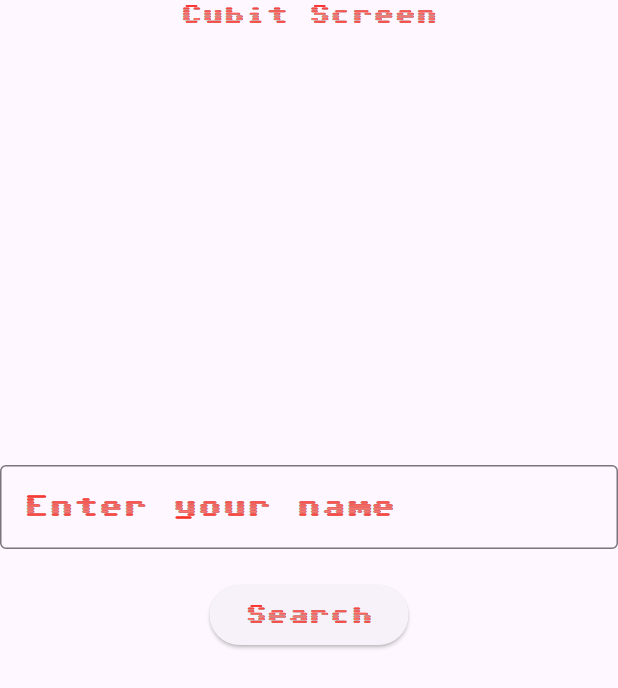
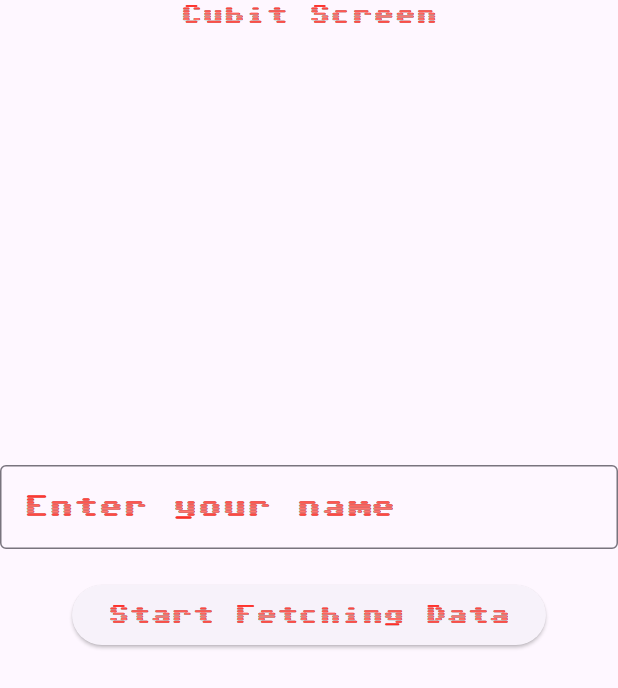
Before and after one commit to AbuMukhlef/cubit_test, a Flutter app: the screen it shows after launch, on a phone screen of 412 x 824 dp. Shown: the top 688 px of the screen. Run offline on Flutter 3.47's test engine with Material 3 defaults, Android fonts, the phone set to English and light mode, and no system bars; our stand-ins replace flutter_bloc, flutter_dotenv, supabase_flutter; accounts and stored records are empty.

Commit message:
Start Fetching Data

```diff
--- a/lib/cubit/text_cubit.dart
+++ b/lib/cubit/text_cubit.dart
@@ -1,12 +1,15 @@
 import 'package:flutter/material.dart';
 import 'package:flutter_bloc/flutter_bloc.dart';
+
+import '../supabase/set_initialize.dart';
 
 part 'text_state.dart';
 
 class TextCubit extends Cubit<TextState> {
   TextCubit() : super(TextInitial());
 
-  var controllerText = TextEditingController();
+  TextEditingController controllerText = TextEditingController();
+  List<Map<String, dynamic>> tableMap = List<Map<String, dynamic>>.empty(growable: true);
 
   void doSomething() async {
     emitLoading();
@@ -14,6 +17,13 @@ class TextCubit extends Cubit<TextState> {
     emitUpdate();
   }
 
+  Future<void> fetchData() async {
+    emitLoading();
+    var res = await SupabaseInitialize.supabase.from('messages').select().limit(2);
+    res.forEach((e) => tableMap.add(e));
+    emitUpdate();
+  }
+
   void emitLoading() => emit(LoadingState());
   void emitUpdate() => emit(UpdateUIState());
 }
--- a/lib/screen/home_screen.dart
+++ b/lib/screen/home_screen.dart
@@ -23,8 +23,7 @@ class HomeScreen extends StatelessWidget {
             if (state is UpdateUIState) {
               ScaffoldMessenger.of(context).showSnackBar(
                 SnackBar(
-                  content:
-                      Text('Update Completed... ${cubit.controllerText.text}'),
+                  content: Text('Update Completed... '),
                 ),
               );
             }
@@ -51,8 +50,18 @@ class HomeScreen extends StatelessWidget {
                     ),
                     const SizedBox(height: 20),
                     ElevatedButton(
-                        onPressed: cubit.doSomething,
-                        child: const Text('Search')),
+                        onPressed: cubit.fetchData,
+                        child: const Text('Start Fetching Data')),
+                    const SizedBox(height: 20),
+                    BlocBuilder<TextCubit, TextState>(
+                      builder: (context, state) {
+                        return ListView(
+                          shrinkWrap: true,
+                          children: List.generate(cubit.tableMap.length,
+                              (index) => Text('Subabase: ${cubit.tableMap[index]}')),
+                        );
+                      },
+                    ),
                   ],
                 ),
               ),
--- a/lib/supabase/set_initialize.dart
+++ b/lib/supabase/set_initialize.dart
@@ -7,7 +7,6 @@ class SupabaseInitialize {
       url: dotenv.env['SUPABASE_URL']!,
       anonKey: dotenv.env['SUPABASE_ANON_KEY']!,
     );
-
-    final supabase = Supabase.instance.client;
   }
+   static final supabase = Supabase.instance.client;
 }
```
